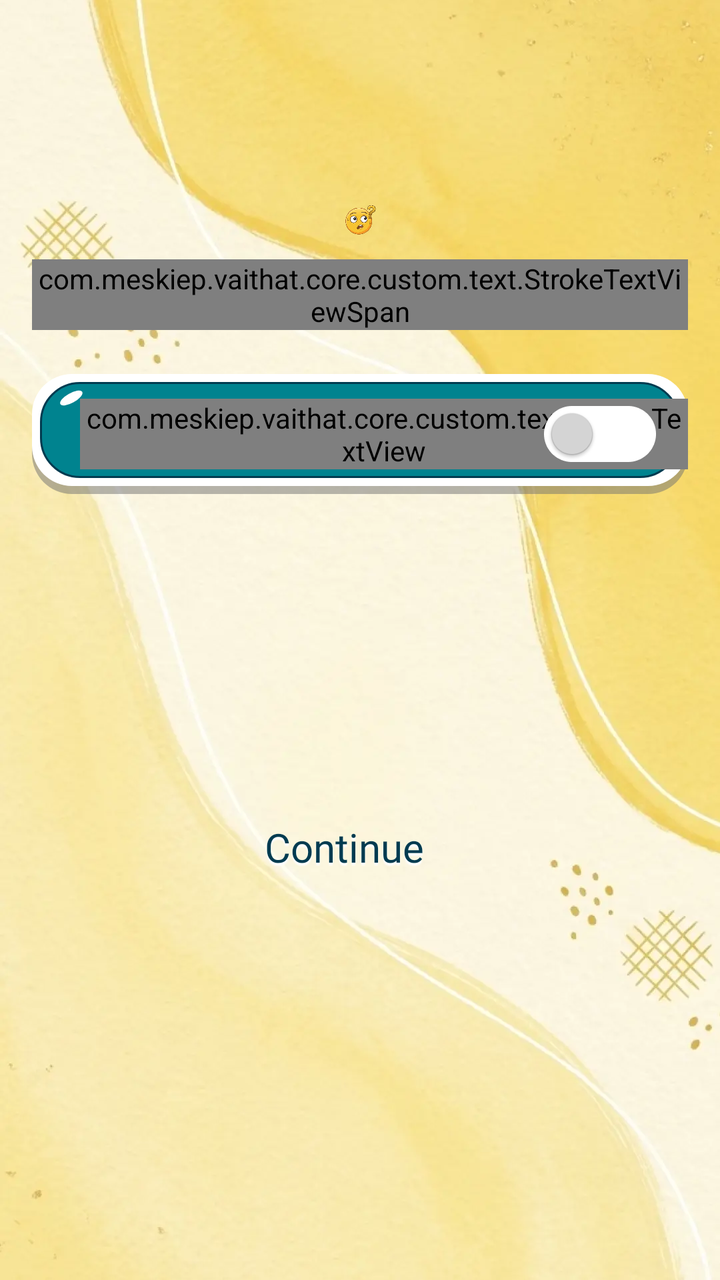
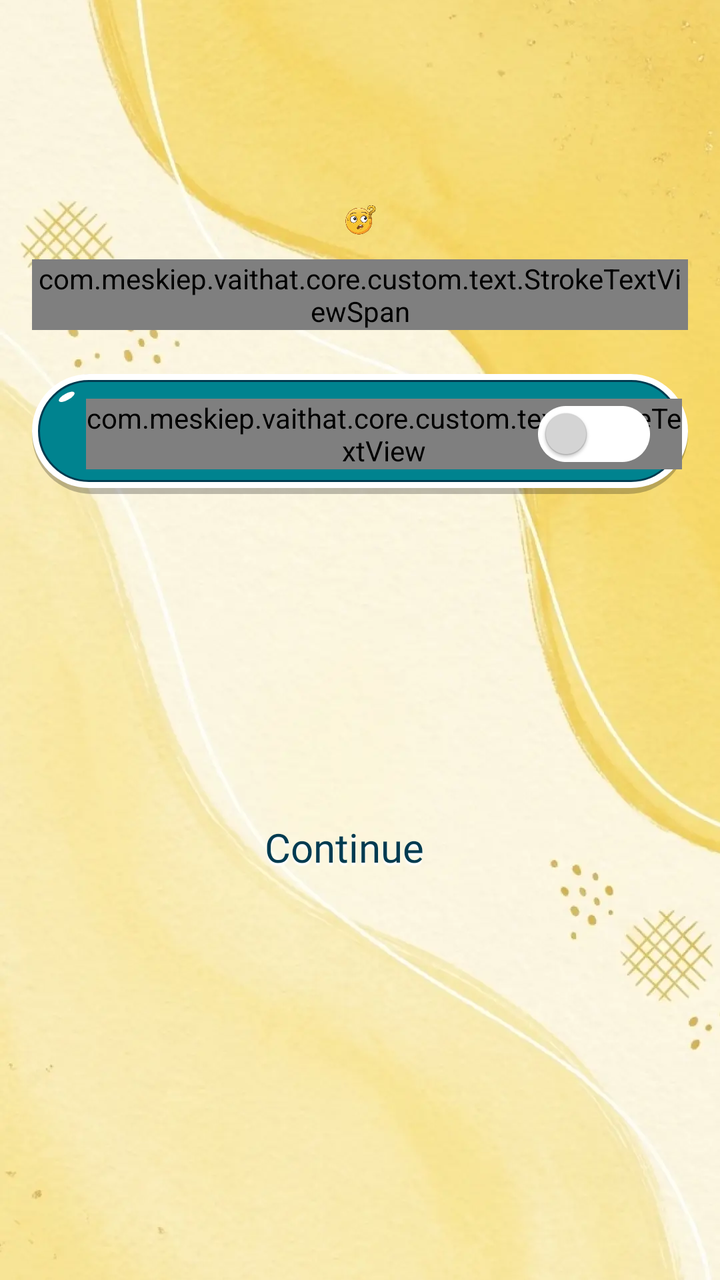

Compare the two renders of this Android layout. The source of the first and the diff that turns it into the second are given below.
<!-- AndroidManifest.xml: application theme Theme.ST219_Clothes_Skins_Maker_for_RBX -->
<!-- res/layout/activity_permission.xml -->
<?xml version="1.0" encoding="utf-8"?>
<androidx.constraintlayout.widget.ConstraintLayout xmlns:android="http://schemas.android.com/apk/res/android"
    xmlns:app="http://schemas.android.com/apk/res-auto"
    xmlns:tools="http://schemas.android.com/tools"
    android:layout_width="match_parent"
    android:layout_height="match_parent"
    tools:context=".ui.permission.PermissionActivity">

    <include layout="@layout/layout_background" />

    
    <FrameLayout
        android:id="@+id/layoutActionBar"
        android:layout_width="match_parent"
        android:layout_height="wrap_content"
        app:layout_constraintTop_toTopOf="parent">

        <include
            android:id="@+id/actionBar"
            layout="@layout/layout_actionbar" />
    </FrameLayout>

    <ImageView
        android:layout_width="match_parent"
        android:layout_height="0dp"
        android:layout_marginHorizontal="72dp"
        android:layout_marginBottom="10dp"
        android:adjustViewBounds="true"
        android:src="@drawable/img_permission"
        app:layout_constraintBottom_toTopOf="@+id/flText"
        app:layout_constraintEnd_toEndOf="parent"
        app:layout_constraintStart_toStartOf="parent"
        app:layout_constraintTop_toBottomOf="@+id/layoutActionBar" />

    
    <FrameLayout
        android:id="@+id/flText"
        android:layout_width="match_parent"
        android:layout_height="wrap_content"
        android:layout_marginHorizontal="16dp"
        android:layout_marginBottom="12dp"
        app:layout_constraintBottom_toTopOf="@+id/layoutPermission">

        
        <com.meskiep.vaithat.core.custom.text.StrokeTextViewSpan
            android:id="@+id/tvPermission"
            android:layout_width="wrap_content"
            android:layout_height="wrap_content"
            android:layout_gravity="center"
            android:fontFamily="@font/cookies"
            android:gravity="center"
            android:textSize="16sp" />
    </FrameLayout>

    
    <LinearLayout
        android:id="@+id/layoutPermission"
        android:layout_width="match_parent"
        android:layout_height="wrap_content"
        android:layout_marginTop="16dp"
        android:layout_marginBottom="150dp"
        android:orientation="vertical"
        app:layout_constraintBottom_toTopOf="@+id/btnContinue"
        app:layout_constraintEnd_toEndOf="parent"
        app:layout_constraintStart_toStartOf="parent">

        
        <androidx.cardview.widget.CardView
            android:id="@+id/layoutStorage"
            android:layout_width="match_parent"
            android:layout_height="60dp"
            android:layout_marginHorizontal="16dp"
            android:layout_marginVertical="10dp"
            app:cardBackgroundColor="@color/transparent"
            app:cardElevation="0dp">

            <RelativeLayout
                android:layout_width="match_parent"
                android:layout_height="match_parent"
                android:background="@drawable/bg_focus_long">

                <com.meskiep.vaithat.core.custom.text.StrokeTextView
                    android:layout_width="wrap_content"
                    android:layout_height="wrap_content"
                    android:layout_centerVertical="true"
                    android:layout_marginStart="24dp"
                    android:fontFamily="@font/cookies"
                    android:gravity="start"
                    android:text="@string/storage"
                    android:textColor="@color/white"
                    android:textSize="20sp"
                    app:strokeColor="@color/green_003B50"
                    app:strokeJoinStyle="round"
                    app:strokeMiter="5dp"
                    app:strokeWidth="1dp" />

                
                <ImageView
                    android:id="@+id/swStorage"
                    android:layout_width="56dp"
                    android:layout_height="32dp"
                    android:layout_alignParentEnd="true"
                    android:layout_centerVertical="true"
                    android:layout_marginEnd="16dp"
                    android:src="@drawable/ic_sw_off" />
            </RelativeLayout>

        </androidx.cardview.widget.CardView>

        
        <androidx.cardview.widget.CardView
            android:id="@+id/layoutNotification"
            android:layout_width="match_parent"
            android:layout_height="60dp"
            android:layout_marginHorizontal="16dp"
            android:layout_marginVertical="10dp"
            android:visibility="gone"
            app:cardBackgroundColor="@color/transparent"
            app:cardElevation="0dp">

            <RelativeLayout
                android:layout_width="match_parent"
                android:layout_height="match_parent"
                android:background="@drawable/bg_focus_long">

                <com.meskiep.vaithat.core.custom.text.StrokeTextView
                    android:layout_width="wrap_content"
                    android:layout_height="wrap_content"
                    android:layout_centerVertical="true"
                    android:layout_marginStart="24dp"
                    android:fontFamily="@font/cookies"
                    android:gravity="start"
                    android:text="@string/notification"
                    android:textColor="@color/white"
                    android:textSize="20sp"
                    app:strokeColor="@color/green_003B50"
                    app:strokeJoinStyle="round"
                    app:strokeMiter="5dp"
                    app:strokeWidth="1dp" />

                
                <ImageView
                    android:id="@+id/swNotification"
                    android:layout_width="56dp"
                    android:layout_height="32dp"
                    android:layout_alignParentEnd="true"
                    android:layout_centerVertical="true"
                    android:layout_marginEnd="16dp"
                    android:src="@drawable/ic_sw_off" />
            </RelativeLayout>

        </androidx.cardview.widget.CardView>
    </LinearLayout>

    
    <TextView
        android:id="@+id/btnContinue"
        style="@style/normal_text"
        android:layout_width="wrap_content"
        android:layout_height="wrap_content"
        android:layout_marginTop="64dp"
        android:layout_marginEnd="16dp"
        android:layout_marginBottom="200dp"
        android:gravity="center"
        android:padding="3dp"
        android:text="@string/continue_per"
        android:textSize="20sp"
        app:layout_constraintBottom_toBottomOf="parent"
        app:layout_constraintEnd_toEndOf="parent"
        app:layout_constraintStart_toStartOf="parent" />

    
    
    
    
    
    

    
    
</androidx.constraintlayout.widget.ConstraintLayout>
<!-- res/layout/layout_background.xml (included above) -->
<?xml version="1.0" encoding="utf-8"?>
<FrameLayout xmlns:android="http://schemas.android.com/apk/res/android"
    android:layout_width="match_parent"
    android:layout_height="match_parent">

    <ImageView
        android:layout_width="match_parent"
        android:layout_height="match_parent"
        android:scaleType="centerCrop"
        android:src="@drawable/img_app_bg" />

</FrameLayout>
<!-- res/layout/layout_actionbar.xml (included above) -->
<?xml version="1.0" encoding="utf-8"?>
<androidx.constraintlayout.widget.ConstraintLayout xmlns:android="http://schemas.android.com/apk/res/android"
    xmlns:app="http://schemas.android.com/apk/res-auto"
    android:layout_width="match_parent"
    android:layout_height="100dp"
    android:background="@color/transparent">

    
    <ImageView
        android:id="@+id/btnActionBarLeft"
        android:layout_width="32dp"
        android:layout_height="32dp"
        android:layout_marginStart="16dp"
        android:layout_marginBottom="10dp"
        android:background="?attr/selectableItemBackgroundBorderless"
        android:visibility="invisible"
        app:layout_constraintBottom_toBottomOf="parent"
        app:layout_constraintStart_toStartOf="parent" />

    
    <TextView
        android:id="@+id/tvCenter"
        android:layout_width="0dp"
        android:layout_height="wrap_content"
        android:layout_marginHorizontal="4dp"
        style="@style/normal_text_single_marquee"
        android:gravity="center"
        android:text="@string/language"
        android:textSize="28sp"
        android:visibility="gone"
        app:layout_constraintBottom_toBottomOf="@+id/btnActionBarLeft"
        app:layout_constraintEnd_toStartOf="@+id/btnActionBarRight"
        app:layout_constraintStart_toEndOf="@+id/btnActionBarLeft"
        app:layout_constraintTop_toTopOf="@+id/btnActionBarLeft" />

    
    <ImageView
        android:layout_width="32dp"
        android:layout_height="32dp"
        android:background="?attr/selectableItemBackgroundBorderless"
        android:visibility="gone"
        app:layout_constraintBottom_toBottomOf="@+id/btnActionBarLeft"
        app:layout_constraintEnd_toStartOf="@+id/btnActionBarRight"
        app:layout_constraintStart_toEndOf="@+id/btnActionBarLeft"
        app:layout_constraintTop_toTopOf="@+id/btnActionBarLeft" />

    
    <androidx.constraintlayout.widget.Guideline
        android:id="@+id/glVer05"
        android:layout_width="wrap_content"
        android:layout_height="match_parent"
        android:orientation="vertical"
        app:layout_constraintGuide_percent="0.5" />

    
    <ImageView
        android:layout_width="32dp"
        android:layout_height="32dp"
        android:layout_marginStart="32dp"
        android:background="?attr/selectableItemBackgroundBorderless"
        android:visibility="gone"
        app:layout_constraintBottom_toBottomOf="@+id/btnActionBarLeft"
        app:layout_constraintEnd_toEndOf="parent"
        app:layout_constraintEnd_toStartOf="@+id/glVer05"
        app:layout_constraintStart_toEndOf="@+id/btnActionBarLeft"
        app:layout_constraintTop_toTopOf="@+id/btnActionBarLeft" />

    
    <ImageView
        android:layout_width="32dp"
        android:layout_height="32dp"
        android:layout_marginEnd="32dp"
        android:background="?attr/selectableItemBackgroundBorderless"
        android:visibility="gone"
        app:layout_constraintBottom_toBottomOf="@+id/btnActionBarRight"
        app:layout_constraintEnd_toStartOf="@+id/btnActionBarRight"
        app:layout_constraintStart_toEndOf="@+id/glVer05"
        app:layout_constraintTop_toTopOf="@+id/btnActionBarRight" />

    
    <ImageView
        android:layout_width="32dp"
        android:layout_height="32dp"
        android:layout_marginEnd="12dp"
        android:background="?attr/selectableItemBackgroundBorderless"
        android:visibility="gone"
        app:layout_constraintBottom_toBottomOf="@+id/btnActionBarRight"
        app:layout_constraintEnd_toStartOf="@+id/btnActionBarRight"
        app:layout_constraintTop_toTopOf="@+id/btnActionBarRight" />

    
    <ImageView
        android:id="@+id/btnActionBarRight"
        android:layout_width="32dp"
        android:layout_height="32dp"
        android:layout_marginEnd="16dp"
        android:background="?attr/selectableItemBackgroundBorderless"
        android:visibility="invisible"
        app:layout_constraintBottom_toBottomOf="@+id/btnActionBarLeft"
        app:layout_constraintEnd_toEndOf="parent"
        app:layout_constraintTop_toTopOf="@+id/btnActionBarLeft" />

    
    <FrameLayout
        android:layout_width="72dp"
        android:layout_height="32dp"
        android:layout_marginEnd="16dp"
        android:background="@drawable/bg_unfocus_very_short"
        android:visibility="gone"
        app:layout_constraintBottom_toBottomOf="@+id/btnActionBarLeft"
        app:layout_constraintEnd_toEndOf="parent"
        app:layout_constraintTop_toTopOf="@+id/btnActionBarLeft">

        
        <com.meskiep.vaithat.core.custom.text.StrokeTextView
            style="@style/single_marquee"
            android:layout_width="match_parent"
            android:layout_height="match_parent"
            android:fontFamily="@font/cookies"
            android:gravity="center"
            android:text="@string/save"
            android:textColor="@color/gray_B2717171"
            android:textSize="16sp"
            app:strokeColor="@color/transparent"
            app:strokeJoinStyle="round"
            app:strokeMiter="5dp"
            app:strokeWidth="1dp" />
    </FrameLayout>
</androidx.constraintlayout.widget.ConstraintLayout>
<!-- resources referenced by this layout -->
<resources>
  <color name="gray_B2717171">#B2717171</color>
  <color name="green_003B50">#003B50</color>
  <color name="transparent">#00000000</color>
  <color name="white">#FFFFFFFF</color>
  <!-- drawable bg_focus_long (drawable) -->
  <vector xmlns:android="http://schemas.android.com/apk/res/android"
      android:width="328dp"
      android:height="60dp"
      android:viewportWidth="328"
      android:viewportHeight="60">
      <path
          android:fillColor="#80717171"
          android:pathData="M0 24c0-11.05 8.95-20 20-20h288c11.05 0 20 8.95 20 20v16c0 11.05-8.95 20-20 20h-288c-11.05 0-20-8.95-20-20z"/>
      <path
          android:fillColor="#FFFFFFFF"
          android:pathData="M0 20c0-11.05 8.95-20 20-20h288c11.05 0 20 8.95 20 20v16c0 11.05-8.95 20-20 20h-288c-11.05 0-20-8.95-20-20z"/>
      <path
          android:fillColor="#FF00838F"
          android:strokeColor="#FF003B50"
          android:strokeWidth="1"
          android:pathData="M24 4.5h280c10.77 0 19.5 8.73 19.5 19.5v8c0 10.77-8.73 19.5-19.5 19.5H24C13.23 51.5 4.5 42.77 4.5 32v-8C4.5 13.23 13.23 4.5 24 4.5Z"/>
      <path
          android:fillColor="#FFFFFFFF"
          android:pathData="M18.33 9.97a6.09 2.41-29.18 1 0 2.35 4.21 6.09 2.41-29.18 1 0-2.35-4.2z"/>
  </vector>
  <!-- drawable bg_unfocus_very_short (drawable) -->
  <vector xmlns:android="http://schemas.android.com/apk/res/android"
      android:width="72dp"
      android:height="32dp"
      android:viewportWidth="72"
      android:viewportHeight="32">
      <path
          android:fillColor="#80717171"
          android:pathData="M0 16c0-8.84 7.16-16 16-16h40c8.84 0 16 7.16 16 16v0c0 8.84-7.16 16-16 16h-40c-8.84 0-16-7.16-16-16z"/>
      <path
          android:fillColor="#B3FFFFFF"
          android:pathData="M0 14.93c0-8.25 6.68-14.93 14.93-14.93h42.14c8.25 0 14.93 6.68 14.93 14.93v0.01c0 8.25-6.68 14.93-14.93 14.93h-42.14c-8.25 0-14.93-6.68-14.93-14.93z"/>
      <path
          android:fillColor="#80FFFFFF"
          android:pathData="M1.85 14.93c0-7.07 5.73-12.8 12.8-12.8h42.7c7.07 0 12.8 5.73 12.8 12.8s-5.73 12.8-12.8 12.8h-42.7c-7.07 0-12.8-5.73-12.8-12.8Z"/>
      <path
          android:fillColor="#FFFFFFFF"
          android:pathData="M8.45 5.32a2.92 1.24-34.39 1 0 1.1 2.25 2.92 1.24-34.39 1 0-1.1-2.25z"/>
  </vector>
  <string name="continue_per">Continue</string>
  <string name="language">Language</string>
  <string name="notification">Notification</string>
  <string name="save">Save</string>
  <string name="storage">Storage</string>
  <style name="single_marquee">
          <item name="android:singleLine">true</item>
          <item name="android:ellipsize">marquee</item>
          <item name="android:marqueeRepeatLimit">marquee_forever</item>
      </style>
  <style name="Theme.ST219_Clothes_Skins_Maker_for_RBX" parent="Base.Theme.ST219_Clothes_Skins_Maker_for_RBX" />
  <style name="Base.Theme.ST219_Clothes_Skins_Maker_for_RBX" parent="Theme.Material3.DayNight.NoActionBar">
          <item name="android:windowTranslucentStatus">false</item>
          <item name="android:statusBarColor">@android:color/transparent</item>
      </style>
  <!-- unchanged entries left out for length: 5 -->
</resources>

<!-- the commit's change to res/layout/activity_permission.xml (unified diff, before → after) -->
@@ -77,7 +77,7 @@
             <RelativeLayout
                 android:layout_width="match_parent"
                 android:layout_height="match_parent"
-                android:background="@drawable/bg_focus_long">
+                android:background="@drawable/bg_100_button_focus_app_long">
 
                 <com.meskiep.vaithat.core.custom.text.StrokeTextView
                     android:layout_width="wrap_content"
@@ -121,7 +121,7 @@
             <RelativeLayout
                 android:layout_width="match_parent"
                 android:layout_height="match_parent"
-                android:background="@drawable/bg_focus_long">
+                android:background="@drawable/bg_100_button_focus_app_long">
 
                 <com.meskiep.vaithat.core.custom.text.StrokeTextView
                     android:layout_width="wrap_content"
@@ -215,10 +215,10 @@
     
     <TextView
         android:id="@+id/tvCenter"
+        style="@style/normal_text_single_marquee"
         android:layout_width="0dp"
         android:layout_height="wrap_content"
         android:layout_marginHorizontal="4dp"
-        style="@style/normal_text_single_marquee"
         android:gravity="center"
         android:text="@string/language"
         android:textSize="28sp"
@@ -249,6 +249,7 @@
 
     
     <ImageView
+        android:id="@+id/btnActionBarCenterLeft"
         android:layout_width="32dp"
         android:layout_height="32dp"
         android:layout_marginStart="32dp"
@@ -262,6 +263,7 @@
 
     
     <ImageView
+        android:id="@+id/btnActionBarCenterRight"
         android:layout_width="32dp"
         android:layout_height="32dp"
         android:layout_marginEnd="32dp"
@@ -297,10 +299,11 @@
 
     
     <FrameLayout
-        android:layout_width="72dp"
-        android:layout_height="32dp"
+        android:id="@+id/btnActionBarRightText"
+        android:layout_width="wrap_content"
+        android:layout_height="wrap_content"
         android:layout_marginEnd="16dp"
-        android:background="@drawable/bg_unfocus_very_short"
+        android:background="@drawable/bg_focus_very_short"
         android:visibility="gone"
         app:layout_constraintBottom_toBottomOf="@+id/btnActionBarLeft"
         app:layout_constraintEnd_toEndOf="parent"
@@ -308,11 +311,15 @@
 
         
         <com.meskiep.vaithat.core.custom.text.StrokeTextView
+            android:id="@+id/tvActionBarRightText"
             style="@style/single_marquee"
-            android:layout_width="match_parent"
-            android:layout_height="match_parent"
+            android:layout_width="wrap_content"
+            android:layout_height="wrap_content"
+            android:layout_gravity="center"
             android:fontFamily="@font/cookies"
             android:gravity="center"
+            android:paddingHorizontal="12dp"
+            android:paddingVertical="4dp"
             android:text="@string/save"
             android:textColor="@color/gray_B2717171"
             android:textSize="16sp"
<!-- resource entries referenced after the edit -->
@@ -4,28 +4,50 @@
   <color name="green_003B50">#003B50</color>
   <color name="transparent">#00000000</color>
   <color name="white">#FFFFFFFF</color>
-  <!-- drawable bg_focus_long (drawable) -->
-  <vector xmlns:android="http://schemas.android.com/apk/res/android"
-      android:width="328dp"
-      android:height="60dp"
-      android:viewportWidth="328"
-      android:viewportHeight="60">
-      <path
-          android:fillColor="#80717171"
-          android:pathData="M0 24c0-11.05 8.95-20 20-20h288c11.05 0 20 8.95 20 20v16c0 11.05-8.95 20-20 20h-288c-11.05 0-20-8.95-20-20z"/>
-      <path
-          android:fillColor="#FFFFFFFF"
-          android:pathData="M0 20c0-11.05 8.95-20 20-20h288c11.05 0 20 8.95 20 20v16c0 11.05-8.95 20-20 20h-288c-11.05 0-20-8.95-20-20z"/>
-      <path
-          android:fillColor="#FF00838F"
-          android:strokeColor="#FF003B50"
-          android:strokeWidth="1"
-          android:pathData="M24 4.5h280c10.77 0 19.5 8.73 19.5 19.5v8c0 10.77-8.73 19.5-19.5 19.5H24C13.23 51.5 4.5 42.77 4.5 32v-8C4.5 13.23 13.23 4.5 24 4.5Z"/>
-      <path
-          android:fillColor="#FFFFFFFF"
-          android:pathData="M18.33 9.97a6.09 2.41-29.18 1 0 2.35 4.21 6.09 2.41-29.18 1 0-2.35-4.2z"/>
-  </vector>
-  <!-- drawable bg_unfocus_very_short (drawable) -->
+  <!-- drawable bg_100_button_focus_app_long (drawable) -->
+  <?xml version="1.0" encoding="utf-8"?>
+  <layer-list xmlns:android="http://schemas.android.com/apk/res/android">
+      <item>
+          <shape>
+              <corners android:radius="100dp" />
+              <solid android:color="#40000000" />
+              <padding android:bottom="3dp" />
+          </shape>
+      </item>
+  
+      <item>
+          <shape>
+              <corners android:radius="100dp" />
+              <solid android:color="@color/white" />
+              <padding
+                  android:bottom="3dp"
+                  android:left="3dp"
+                  android:right="3dp"
+                  android:top="3dp" />
+          </shape>
+      </item>
+  
+      <item>
+          <shape>
+              <corners android:radius="100dp" />
+  
+              <solid android:color="@color/green_00838F" />
+  
+              <stroke
+                  android:width="1dp"
+                  android:color="@color/green_003B50" />
+  
+          </shape>
+      </item>
+  
+      <item
+          android:drawable="@drawable/ic_bubble_top"
+          android:gravity="top|start"
+          android:start="10dp"
+          android:top="5dp" />
+  
+  </layer-list>
+  <!-- drawable bg_focus_very_short (drawable) -->
   <vector xmlns:android="http://schemas.android.com/apk/res/android"
       android:width="72dp"
       android:height="32dp"
@@ -33,13 +55,15 @@
       android:viewportHeight="32">
       <path
           android:fillColor="#80717171"
-          android:pathData="M0 16c0-8.84 7.16-16 16-16h40c8.84 0 16 7.16 16 16v0c0 8.84-7.16 16-16 16h-40c-8.84 0-16-7.16-16-16z"/>
+          android:pathData="M0 17.06c0-8.25 6.68-14.93 14.93-14.93h42.14c8.25 0 14.93 6.68 14.93 14.93v0.01c0 8.25-6.68 14.93-14.93 14.93h-42.14c-8.25 0-14.93-6.68-14.93-14.93z"/>
       <path
-          android:fillColor="#B3FFFFFF"
+          android:fillColor="#FFFFFFFF"
           android:pathData="M0 14.93c0-8.25 6.68-14.93 14.93-14.93h42.14c8.25 0 14.93 6.68 14.93 14.93v0.01c0 8.25-6.68 14.93-14.93 14.93h-42.14c-8.25 0-14.93-6.68-14.93-14.93z"/>
       <path
-          android:fillColor="#80FFFFFF"
-          android:pathData="M1.85 14.93c0-7.07 5.73-12.8 12.8-12.8h42.7c7.07 0 12.8 5.73 12.8 12.8s-5.73 12.8-12.8 12.8h-42.7c-7.07 0-12.8-5.73-12.8-12.8Z"/>
+          android:fillColor="#FF00838F"
+          android:strokeColor="#FF003B50"
+          android:strokeWidth="1"
+          android:pathData="M14.65 2.63h42.7c6.8 0 12.3 5.51 12.3 12.3 0 6.8-5.5 12.3-12.3 12.3h-42.7c-6.8 0-12.3-5.5-12.3-12.3 0-6.79 5.5-12.3 12.3-12.3Z"/>
       <path
           android:fillColor="#FFFFFFFF"
           android:pathData="M8.45 5.32a2.92 1.24-34.39 1 0 1.1 2.25 2.92 1.24-34.39 1 0-1.1-2.25z"/>
@@ -55,6 +79,19 @@
           <item name="android:marqueeRepeatLimit">marquee_forever</item>
       </style>
   <style name="Theme.ST219_Clothes_Skins_Maker_for_RBX" parent="Base.Theme.ST219_Clothes_Skins_Maker_for_RBX" />
+  <color name="green_00838F">#00838F</color>
+  <!-- drawable ic_bubble_top (drawable) -->
+  <vector xmlns:android="http://schemas.android.com/apk/res/android"
+      android:width="9dp"
+      android:height="6dp"
+      android:viewportWidth="9"
+      android:viewportHeight="6">
+      <group>
+          <path
+              android:fillColor="#FFFFFFFF"
+              android:pathData="M3.57 2.02a4.08 1.61-28.98 1 0 1.57 2.8 4.08 1.61-28.98 1 0-1.57-2.8z"/>
+      </group>
+  </vector>
   <style name="Base.Theme.ST219_Clothes_Skins_Maker_for_RBX" parent="Theme.Material3.DayNight.NoActionBar">
           <item name="android:windowTranslucentStatus">false</item>
           <item name="android:statusBarColor">@android:color/transparent</item>
